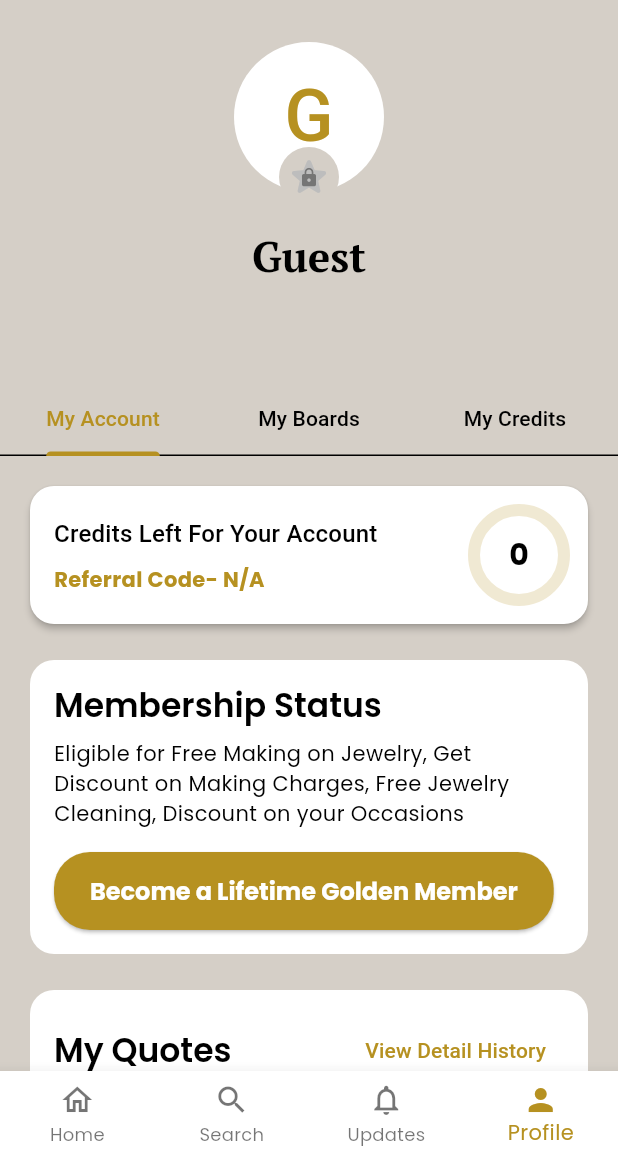
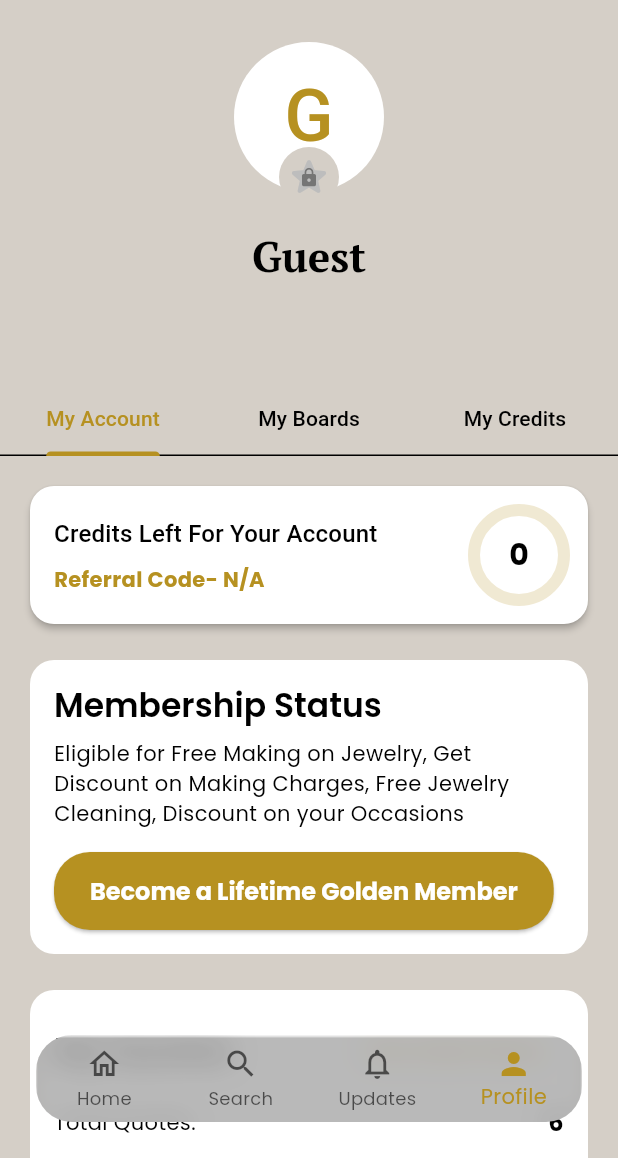
Before and after one commit to viraj0112/JEWELRY-NAFISA, a Flutter app: the MainShell screen opened directly, item 4 of the bottom bar chosen, on a phone screen of 412 x 824 dp, the part 78-1236 px from its top. Run offline on Flutter 3.47's test engine with Material 3 defaults, Android fonts, the phone set to English and light mode, and no system bars; our stand-ins replace flutter_dotenv, google_fonts, google_sign_in, image_picker, intl_phone_field, share_plus and 3 more; accounts and stored records are empty; network calls fail.

Commit message:
bottom navigation+referral update

```diff
--- a/lib/src/auth/signup_screen.dart
+++ b/lib/src/auth/signup_screen.dart
@@ -221,6 +221,9 @@ class _SignUpScreenState extends State<SignUpScreen> {
               controller: _referralCodeController,
               decoration: InputDecoration(
                 labelText: 'Referral Code (Optional)',
+                border: OutlineInputBorder(
+                  borderRadius: BorderRadius.circular(8.0),
+                ),
               ),
             ),
             const SizedBox(height: 24),
--- a/lib/src/ui/screens/main_shell.dart
+++ b/lib/src/ui/screens/main_shell.dart
@@ -9,6 +9,7 @@ import 'package:jewelry_nafisa/src/ui/screens/search_screen.dart';
 import 'package:jewelry_nafisa/src/ui/screens/welcome/welcome_screen.dart';
 import 'package:jewelry_nafisa/src/widgets/edit_profile_dialog.dart';
 import 'package:provider/provider.dart';
+import 'dart:ui';
 
 class MainShell extends StatefulWidget {
   const MainShell({super.key});
@@ -102,12 +103,37 @@ class _MainShellState extends State<MainShell> {
 
   Widget _buildNarrowLayout() {
     return Scaffold(
+      extendBody: true,
       appBar: _buildAppBar(isWide: false),
-      body: _pages.elementAt(_selectedIndex),
-      bottomNavigationBar: BottomNavigationBar(
+      body: Stack(
+        children: [
+          _pages.elementAt(_selectedIndex),
+
+          Align(
+            alignment: Alignment.bottomCenter,
+            child: Padding(
+              padding: const EdgeInsets.only(bottom: 24, left: 24, right: 24),
+              child: ClipRRect(
+                borderRadius: BorderRadius.circular(24.0),
+                child: BackdropFilter(
+                  filter: ImageFilter.blur(sigmaX: 10.0, sigmaY: 10.0),
+                  child: Container(
+                    decoration: BoxDecoration(
+                      color: Theme.of(
+                        context,
+                      ).colorScheme.surface.withOpacity(0.7),
+                      borderRadius: BorderRadius.circular(24.0),
+                    ),
+                    child: BottomNavigationBar(
                       currentIndex: _selectedIndex,
                       onTap: _onItemTapped,
                       type: BottomNavigationBarType.fixed,
+                      backgroundColor: Colors.transparent,
+                      elevation: 0.5,
+                      selectedItemColor: Theme.of(context).colorScheme.primary,
+                      unselectedItemColor: Theme.of(
+                        context,
+                      ).colorScheme.onSurface.withOpacity(0.6),
                       items: const <BottomNavigationBarItem>[
                         BottomNavigationBarItem(
                           icon: Icon(Icons.home_outlined),
@@ -131,6 +157,15 @@ class _MainShellState extends State<MainShell> {
                         ),
                       ],
                     ),
+                  ),
+                ),
+              ),
+            ),
+          ),
+        ],
+      ),
+
+      bottomNavigationBar: null,
     );
   }
 
@@ -222,8 +257,9 @@ class _MainShellState extends State<MainShell> {
           enabled: false,
           child: ListTile(
             leading: CircleAvatar(
-              backgroundImage:
-                  avatarUrl != null ? NetworkImage(avatarUrl) : null,
+              backgroundImage: avatarUrl != null
+                  ? NetworkImage(avatarUrl)
+                  : null,
               backgroundColor: Theme.of(context).colorScheme.primary,
               child: (avatarUrl == null)
                   ? Text(
@@ -262,9 +298,7 @@ class _MainShellState extends State<MainShell> {
               )
             : (avatarUrl == null)
             ? Text(
-                    user.username.isNotEmpty
-                        ? user.username[0].toUpperCase()
-                        : 'U',
+                user.username.isNotEmpty ? user.username[0].toUpperCase() : 'U',
                 style: const TextStyle(
                   color: Colors.white,
                   fontWeight: FontWeight.bold,
--- a/lib/src/ui/screens/profile/profile_screen.dart
+++ b/lib/src/ui/screens/profile/profile_screen.dart
@@ -141,7 +141,7 @@ class _ProfileScreenState extends State<ProfileScreen>
                   tabs: const [
                     Tab(text: 'My Account'),
                     Tab(text: 'My Boards'),
-                    Tab(text: 'My Credits'), // New Tab
+                    Tab(text: 'My Credits'),
                   ],
                 ),
               ),
@@ -154,7 +154,7 @@ class _ProfileScreenState extends State<ProfileScreen>
           children: [
             _buildMyAccountTab(userProfile),
             _buildMyBoardsTab(),
-            const ReferralScreen(), // New Screen
+            const ReferralScreen(),
           ],
         ),
       ),
--- a/pubspec.yaml
+++ b/pubspec.yaml
@@ -55,6 +55,8 @@ dependencies:
 dev_dependencies:
   flutter_test:
     sdk: flutter
+  mockito: ^5.4.4
+  build_runner: ^2.4.9
 
   # The "flutter_lints" package below contains a set of recommended lints to
   # encourage good coding practices. The lint set provided by the package is
```
Also changed, not shown: lib/src/ui/screens/referral_screen.dart (+97 -16 lines), pubspec.lock, 2 other files. Lines whose indentation alone changed are shown as unchanged.
